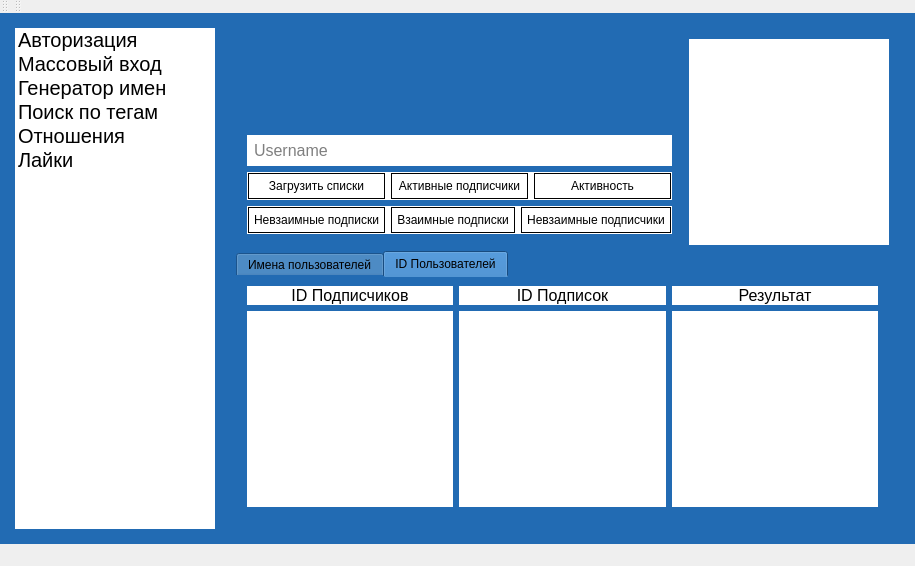
Above: instatools.ui from shotInLeg/InstaTools before the change. Below: the same form after it.
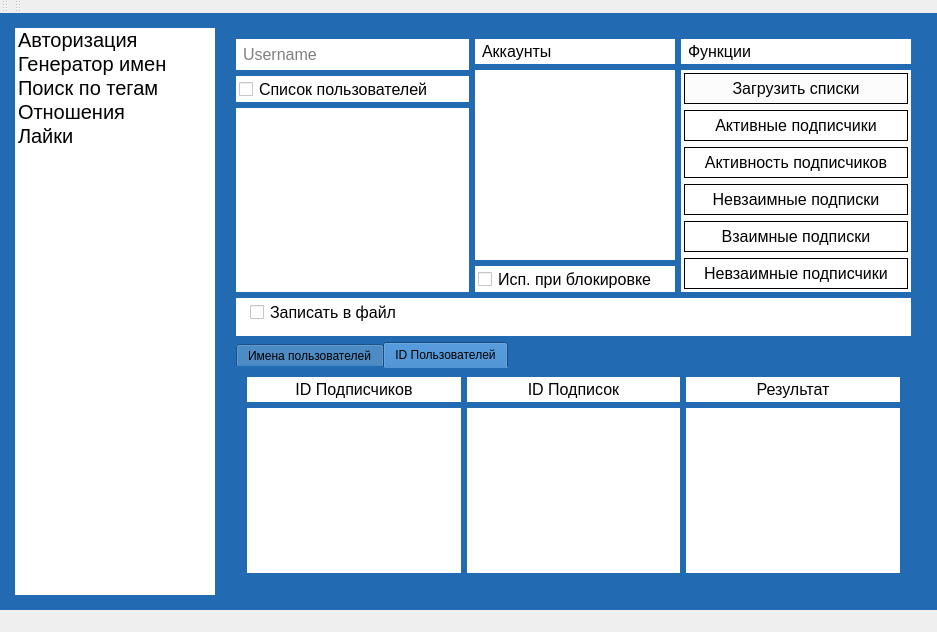
That is the form after the change. The open tabs and pages were chosen to show the change.

Patch:
```diff
--- a/instatools.ui
+++ b/instatools.ui
@@ -6,8 +6,8 @@
    <rect>
     <x>0</x>
     <y>0</y>
-    <width>818</width>
-    <height>566</height>
+    <width>937</width>
+    <height>632</height>
    </rect>
   </property>
   <property name="windowTitle">
@@ -36,6 +36,10 @@
 	color: rgb(0, 0, 0);
 	background-color: rgba(255, 255, 255, 1.0);
 }
+QLabel, QCheckBox
+{
+	padding: 3px;
+}
 QLineEdit
 {
 	padding: 5px;
@@ -148,16 +152,6 @@
         <set>AlignLeading|AlignVCenter</set>
        </property>
       </item>
-      <item>
-       <property name="text">
-        <string>Массовый вход</string>
-       </property>
-       <property name="font">
-        <font>
-         <pointsize>15</pointsize>
-        </font>
-       </property>
-      </item>
       <item>
        <property name="text">
         <string>Генератор имен</string>
@@ -388,25 +382,8 @@
          </widget>
         </item>
         <item>
-         <spacer name="verticalSpacer_2">
-          <property name="orientation">
-           <enum>Qt::Vertical</enum>
-          </property>
-          <property name="sizeHint" stdset="0">
-           <size>
-            <width>20</width>
-            <height>40</height>
-           </size>
-          </property>
-         </spacer>
-        </item>
-       </layout>
-      </widget>
-      <widget class="QWidget" name="massPage">
-       <layout class="QVBoxLayout" name="verticalLayout_18">
-        <item>
-         <layout class="QHBoxLayout" name="horizontalLayout_10">
-          <property name="topMargin">
+         <layout class="QHBoxLayout" name="horizontalLayout_7">
+          <property name="bottomMargin">
            <number>0</number>
           </property>
           <property name="rightMargin">
@@ -627,27 +604,180 @@
       <widget class="QWidget" name="tagsPage">
        <layout class="QVBoxLayout" name="verticalLayout">
         <item>
-         <widget class="QLabel" name="label">
-          <property name="font">
-           <font>
-            <pointsize>12</pointsize>
-           </font>
+         <layout class="QHBoxLayout" name="horizontalLayout_6" stretch="1,0,0">
+          <property name="topMargin">
+           <number>0</number>
           </property>
-          <property name="styleSheet">
-           <string notr="true">background-color: rgba(255, 255, 255, 1.0);
+          <property name="rightMargin">
+           <number>0</number>
+          </property>
+          <item>
+           <layout class="QVBoxLayout" name="verticalLayout_28">
+            <property name="topMargin">
+             <number>0</number>
+            </property>
+            <item>
+             <widget class="QLabel" name="label">
+              <property name="font">
+               <font>
+                <pointsize>12</pointsize>
+               </font>
+              </property>
+              <property name="styleSheet">
+               <string notr="true">background-color: rgba(255, 255, 255, 1.0);
 </string>
-          </property>
-          <property name="text">
-           <string>Введите список тегов для поиска</string>
-          </property>
-         </widget>
-        </item>
-        <item>
-         <widget class="QPlainTextEdit" name="pteTagsForSearch">
-          <property name="styleSheet">
-           <string notr="true">background-color: rgba(255, 255, 255, 1.0);</string>
-          </property>
-         </widget>
+              </property>
+              <property name="text">
+               <string>Теги</string>
+              </property>
+             </widget>
+            </item>
+            <item>
+             <widget class="QPlainTextEdit" name="pteTagsForSearch">
+              <property name="font">
+               <font>
+                <pointsize>12</pointsize>
+               </font>
+              </property>
+              <property name="styleSheet">
+               <string notr="true">background-color: rgba(255, 255, 255, 1.0);</string>
+              </property>
+             </widget>
+            </item>
+           </layout>
+          </item>
+          <item>
+           <layout class="QVBoxLayout" name="verticalLayout_29">
+            <property name="rightMargin">
+             <number>0</number>
+            </property>
+            <item>
+             <widget class="QLabel" name="label_12">
+              <property name="minimumSize">
+               <size>
+                <width>210</width>
+                <height>0</height>
+               </size>
+              </property>
+              <property name="maximumSize">
+               <size>
+                <width>210</width>
+                <height>16777215</height>
+               </size>
+              </property>
+              <property name="font">
+               <font>
+                <pointsize>12</pointsize>
+               </font>
+              </property>
+              <property name="styleSheet">
+               <string notr="true">background-color: rgba(255, 255, 255, 1.0);</string>
+              </property>
+              <property name="text">
+               <string>Аккаунты</string>
+              </property>
+             </widget>
+            </item>
+            <item>
+             <widget class="QListView" name="listView">
+              <property name="minimumSize">
+               <size>
+                <width>210</width>
+                <height>0</height>
+               </size>
+              </property>
+              <property name="maximumSize">
+               <size>
+                <width>210</width>
+                <height>16777215</height>
+               </size>
+              </property>
+              <property name="styleSheet">
+               <string notr="true">background-color: rgba(255, 255, 255, 1.0);</string>
+              </property>
+             </widget>
+            </item>
+            <item>
+             <widget class="QCheckBox" name="cbTagsBlock">
+              <property name="minimumSize">
+               <size>
+                <width>210</width>
+                <height>0</height>
+               </size>
+              </property>
+              <property name="maximumSize">
+               <size>
+                <width>210</width>
+                <height>16777215</height>
+               </size>
+              </property>
+              <property name="font">
+               <font>
+                <pointsize>12</pointsize>
+               </font>
+              </property>
+              <property name="styleSheet">
+               <string notr="true">background-color: rgba(255, 255, 255, 1.0);</string>
+              </property>
+              <property name="text">
+               <string>Исп. при блокировке</string>
+              </property>
+             </widget>
+            </item>
+           </layout>
+          </item>
+          <item>
+           <layout class="QVBoxLayout" name="verticalLayout_30" stretch="0,1">
+            <property name="rightMargin">
+             <number>0</number>
+            </property>
+            <item>
+             <widget class="QLabel" name="label_13">
+              <property name="font">
+               <font>
+                <pointsize>12</pointsize>
+               </font>
+              </property>
+              <property name="styleSheet">
+               <string notr="true">background-color: rgba(255, 255, 255, 1.0);</string>
+              </property>
+              <property name="text">
+               <string>Функции</string>
+              </property>
+             </widget>
+            </item>
+            <item>
+             <widget class="QWidget" name="verticalWidget_6" native="true">
+              <property name="font">
+               <font>
+                <pointsize>12</pointsize>
+               </font>
+              </property>
+              <property name="styleSheet">
+               <string notr="true">background-color: rgba(255, 255, 255, 1.0);</string>
+              </property>
+              <layout class="QVBoxLayout" name="verticalLayout_31">
+               <item>
+                <widget class="QPushButton" name="bReloadHot">
+                 <property name="font">
+                  <font>
+                   <pointsize>12</pointsize>
+                  </font>
+                 </property>
+                 <property name="styleSheet">
+                  <string notr="true"/>
+                 </property>
+                 <property name="text">
+                  <string>Найти материалы</string>
+                 </property>
+                </widget>
+               </item>
+              </layout>
+             </widget>
+            </item>
+           </layout>
+          </item>
+         </layout>
         </item>
         <item>
          <widget class="QWidget" name="horizontalWidget" native="true">
@@ -860,33 +990,56 @@
        </layout>
       </widget>
       <widget class="QWidget" name="relationPage">
-       <layout class="QVBoxLayout" name="verticalLayout_8" stretch="0,0">
+       <layout class="QVBoxLayout" name="verticalLayout_8" stretch="0,0,0">
         <item>
-         <layout class="QHBoxLayout" name="horizontalLayout_12" stretch="1,3">
+         <layout class="QHBoxLayout" name="horizontalLayout_12" stretch="1,0,0">
           <property name="topMargin">
            <number>0</number>
           </property>
           <item>
            <widget class="QWidget" name="verticalWidget_11" native="true">
+            <property name="minimumSize">
+             <size>
+              <width>0</width>
+              <height>0</height>
+             </size>
+            </property>
+            <property name="maximumSize">
+             <size>
+              <width>16777215</width>
+              <height>16777215</height>
+             </size>
+            </property>
             <layout class="QVBoxLayout" name="verticalLayout_20">
+             <property name="spacing">
+              <number>6</number>
+             </property>
+             <property name="leftMargin">
+              <number>0</number>
+             </property>
              <property name="topMargin">
-              <number>1</number>
+              <number>0</number>
              </property>
-             <item>
-              <spacer name="verticalSpacer_3">
-               <property name="orientation">
-                <enum>Qt::Vertical</enum>
-               </property>
-               <property name="sizeHint" stdset="0">
-                <size>
-                 <width>20</width>
-                 <height>40</height>
-                </size>
-               </property>
-              </spacer>
-             </item>
+             <property name="rightMargin">
+              <number>0</number>
+             </property>
+             <property name="bottomMargin">
+              <number>0</number>
+             </property>
              <item>
               <widget class="QLineEdit" name="eRelUsername">
+               <property name="minimumSize">
+                <size>
+                 <width>0</width>
+                 <height>0</height>
+                </size>
+               </property>
+               <property name="maximumSize">
+                <size>
+                 <width>16777215</width>
+                 <height>16777215</height>
+                </size>
+               </property>
                <property name="font">
                 <font>
                  <pointsize>12</pointsize>
@@ -901,118 +1054,282 @@
               </widget>
              </item>
              <item>
-              <widget class="QWidget" name="horizontalWidget_2" native="true">
+              <widget class="QCheckBox" name="checkBox">
+               <property name="minimumSize">
+                <size>
+                 <width>200</width>
+                 <height>0</height>
+                </size>
+               </property>
+               <property name="maximumSize">
+                <size>
+                 <width>16777215</width>
+                 <height>16777215</height>
+                </size>
+               </property>
+               <property name="font">
+                <font>
+                 <pointsize>12</pointsize>
+                </font>
+               </property>
                <property name="styleSheet">
                 <string notr="true">background-color: rgba(255, 255, 255, 1.0);</string>
                </property>
-               <layout class="QHBoxLayout" name="horizontalLayout_6">
-                <property name="leftMargin">
-                 <number>1</number>
-                </property>
-                <property name="topMargin">
-                 <number>1</number>
-                </property>
-                <property name="rightMargin">
-                 <number>1</number>
-                </property>
-                <property name="bottomMargin">
-                 <number>1</number>
-                </property>
-                <item>
-                 <widget class="QPushButton" name="bLoadFollowList">
-                  <property name="text">
-                   <string>Загрузить списки</string>
-                  </property>
-                 </widget>
-                </item>
-                <item>
-                 <widget class="QPushButton" name="bActiveFollowers">
-                  <property name="text">
-                   <string>Активные подписчики</string>
-                  </property>
-                 </widget>
-                </item>
-                <item>
-                 <widget class="QPushButton" name="bRatingFollowers">
-                  <property name="text">
-                   <string>Активность</string>
-                  </property>
-                 </widget>
-                </item>
-               </layout>
+               <property name="text">
+                <string>Cписок пользователей</string>
+               </property>
               </widget>
              </item>
              <item>
-              <widget class="QWidget" name="horizontalWidget_2" native="true">
+              <widget class="QPlainTextEdit" name="plainTextEdit">
+               <property name="font">
+                <font>
+                 <pointsize>12</pointsize>
+                </font>
+               </property>
                <property name="styleSheet">
                 <string notr="true">background-color: rgba(255, 255, 255, 1.0);</string>
                </property>
-               <layout class="QHBoxLayout" name="horizontalLayout_7">
-                <property name="leftMargin">
-                 <number>1</number>
-                </property>
-                <property name="topMargin">
-                 <number>1</number>
-                </property>
-                <property name="rightMargin">
-                 <number>1</number>
-                </property>
-                <property name="bottomMargin">
-                 <number>1</number>
-                </property>
-                <item>
-                 <widget class="QPushButton" name="bOthersFollows">
-                  <property name="text">
-                   <string>Невзаимные подписки</string>
-                  </property>
-                 </widget>
-                </item>
-                <item>
-                 <widget class="QPushButton" name="bConts">
-                  <property name="text">
-                   <string>Взаимные подписки</string>
-                  </property>
-                 </widget>
-                </item>
-                <item>
-                 <widget class="QPushButton" name="bOthersFollowers">
-                  <property name="text">
-                   <string>Невзаимные подписчики</string>
-                  </property>
-                 </widget>
-                </item>
-               </layout>
               </widget>
              </item>
             </layout>
            </widget>
           </item>
           <item>
-           <widget class="QListWidget" name="lwRelTokenList">
-            <property name="minimumSize">
-             <size>
-              <width>200</width>
-              <height>0</height>
-             </size>
+           <layout class="QVBoxLayout" name="verticalLayout_13">
+            <property name="topMargin">
+             <number>0</number>
             </property>
-            <property name="maximumSize">
-             <size>
-              <width>200</width>
-              <height>16777215</height>
-             </size>
+            <property name="rightMargin">
+             <number>0</number>
             </property>
-            <property name="font">
-             <font>
-              <pointsize>12</pointsize>
-             </font>
+            <item>
+             <widget class="QLabel" name="label_11">
+              <property name="font">
+               <font>
+                <pointsize>12</pointsize>
+               </font>
+              </property>
+              <property name="styleSheet">
+               <string notr="true">background-color: rgba(255, 255, 255, 1.0);</string>
+              </property>
+              <property name="text">
+               <string>Аккаунты</string>
+              </property>
+             </widget>
+            </item>
+            <item>
+             <widget class="QListWidget" name="lwRelTokenList">
+              <property name="minimumSize">
+               <size>
+                <width>200</width>
+                <height>0</height>
+               </size>
+              </property>
+              <property name="maximumSize">
+               <size>
+                <width>200</width>
+                <height>16777215</height>
+               </size>
+              </property>
+              <property name="font">
+               <font>
+                <pointsize>12</pointsize>
+               </font>
+              </property>
+              <property name="styleSheet">
+               <string notr="true">background-color: rgba(255, 255, 255, 1.0);</string>
+              </property>
+             </widget>
+            </item>
+            <item>
+             <widget class="QCheckBox" name="cbRelBlock">
+              <property name="font">
+               <font>
+                <pointsize>12</pointsize>
+               </font>
+              </property>
+              <property name="styleSheet">
+               <string notr="true">background-color: rgba(255, 255, 255, 1.0);</string>
+              </property>
+              <property name="text">
+               <string>Исп. при блокировке</string>
+              </property>
+             </widget>
+            </item>
+           </layout>
+          </item>
+          <item>
+           <layout class="QVBoxLayout" name="verticalLayout_11" stretch="0,1">
+            <property name="topMargin">
+             <number>0</number>
             </property>
-            <property name="styleSheet">
-             <string notr="true">background-color: rgba(255, 255, 255, 1.0);</string>
+            <property name="rightMargin">
+             <number>0</number>
             </property>
-           </widget>
+            <item>
+             <widget class="QLabel" name="label_5">
+              <property name="minimumSize">
+               <size>
+                <width>230</width>
+                <height>0</height>
+               </size>
+              </property>
+              <property name="maximumSize">
+               <size>
+                <width>230</width>
+                <height>16777215</height>
+               </size>
+              </property>
+              <property name="font">
+               <font>
+                <pointsize>12</pointsize>
+               </font>
+              </property>
+              <property name="styleSheet">
+               <string notr="true">background-color: rgba(255, 255, 255, 1.0);</string>
+              </property>
+              <property name="text">
+               <string>Функции</string>
+              </property>
+             </widget>
+            </item>
+            <item>
+             <widget class="QWidget" name="verticalWidget" native="true">
+              <property name="minimumSize">
+               <size>
+                <width>230</width>
+                <height>0</height>
+               </size>
+              </property>
+              <property name="maximumSize">
+               <size>
+                <width>230</width>
+                <height>16777215</height>
+               </size>
+              </property>
+              <property name="styleSheet">
+               <string notr="true">background-color: rgba(255, 255, 255, 1.0);</string>
+              </property>
+              <layout class="QVBoxLayout" name="verticalLayout_9">
+               <property name="leftMargin">
+                <number>3</number>
+               </property>
+               <property name="topMargin">
+                <number>3</number>
+               </property>
+               <property name="rightMargin">
+                <number>3</number>
+               </property>
+               <property name="bottomMargin">
+                <number>3</number>
+               </property>
+               <item>
+                <widget class="QPushButton" name="bLoadFollowList">
+                 <property name="font">
+                  <font>
+                   <pointsize>12</pointsize>
+                  </font>
+                 </property>
+                 <property name="styleSheet">
+                  <string notr="true">background-color: rgba(128, 128, 128, 7.0);</string>
+                 </property>
+                 <property name="text">
+                  <string>Загрузить списки</string>
+                 </property>
+                </widget>
+               </item>
+               <item>
+                <widget class="QPushButton" name="bActiveFollowers">
+                 <property name="font">
+                  <font>
+                   <pointsize>12</pointsize>
+                  </font>
+                 </property>
+                 <property name="text">
+                  <string>Активные подписчики</string>
+                 </property>
+                </widget>
+               </item>
+               <item>
+                <widget class="QPushButton" name="bRatingFollowers">
+                 <property name="font">
+                  <font>
+                   <pointsize>12</pointsize>
+                  </font>
+                 </property>
+                 <property name="text">
+                  <string>Активность подписчиков</string>
+                 </property>
+                </widget>
+               </item>
+               <item>
+                <widget class="QPushButton" name="bOthersFollows">
+                 <property name="font">
+                  <font>
+                   <pointsize>12</pointsize>
+                  </font>
+                 </property>
+                 <property name="text">
+                  <string>Невзаимные подписки</string>
+                 </property>
+                </widget>
+               </item>
+               <item>
+                <widget class="QPushButton" name="bConts">
+                 <property name="font">
+                  <font>
+                   <pointsize>12</pointsize>
+                  </font>
+                 </property>
+                 <property name="text">
+                  <string>Взаимные подписки</string>
+                 </property>
+                </widget>
+               </item>
+               <item>
+                <widget class="QPushButton" name="bOthersFollowers">
+                 <property name="font">
+                  <font>
+                   <pointsize>12</pointsize>
+                  </font>
+                 </property>
+                 <property name="text">
+                  <string>Невзаимные подписчики</string>
+                 </property>
+                </widget>
+               </item>
+              </layout>
+             </widget>
+            </item>
+           </layout>
           </item>
          </layout>
         </item>
+        <item>
+         <widget class="QWidget" name="horizontalWidget" native="true">
+          <property name="styleSheet">
+           <string notr="true">background-color: rgba(255, 255, 255, 1.0);</string>
+          </property>
+          <layout class="QHBoxLayout" name="horizontalLayout_5">
+           <property name="topMargin">
+            <number>1</number>
+           </property>
+           <item>
+            <widget class="QCheckBox" name="checkBox_4">
+             <property name="font">
+              <font>
+               <pointsize>12</pointsize>
+              </font>
+             </property>
+             <property name="text">
+              <string>Записать в файл</string>
+             </property>
+            </widget>
+           </item>
+          </layout>
+         </widget>
+        </item>
         <item>
          <layout class="QVBoxLayout" name="verticalLayout_10">
           <property name="topMargin">
@@ -1229,6 +1546,9 @@
                   <property name="styleSheet">
                    <string notr="true">background-color: rgba(255, 255, 255, 1.0);</string>
                   </property>
+                  <property name="readOnly">
+                   <bool>true</bool>
+                  </property>
                  </widget>
                 </item>
                </layout>
```
Left out of the diff: 168 changed lines with no effect on the pictures.
